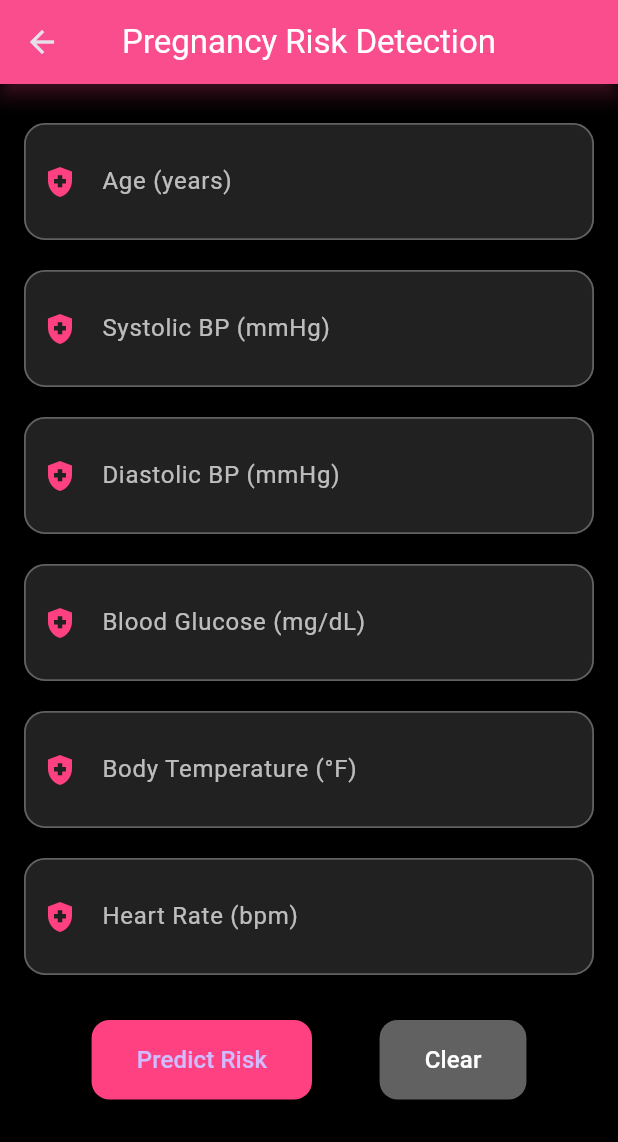
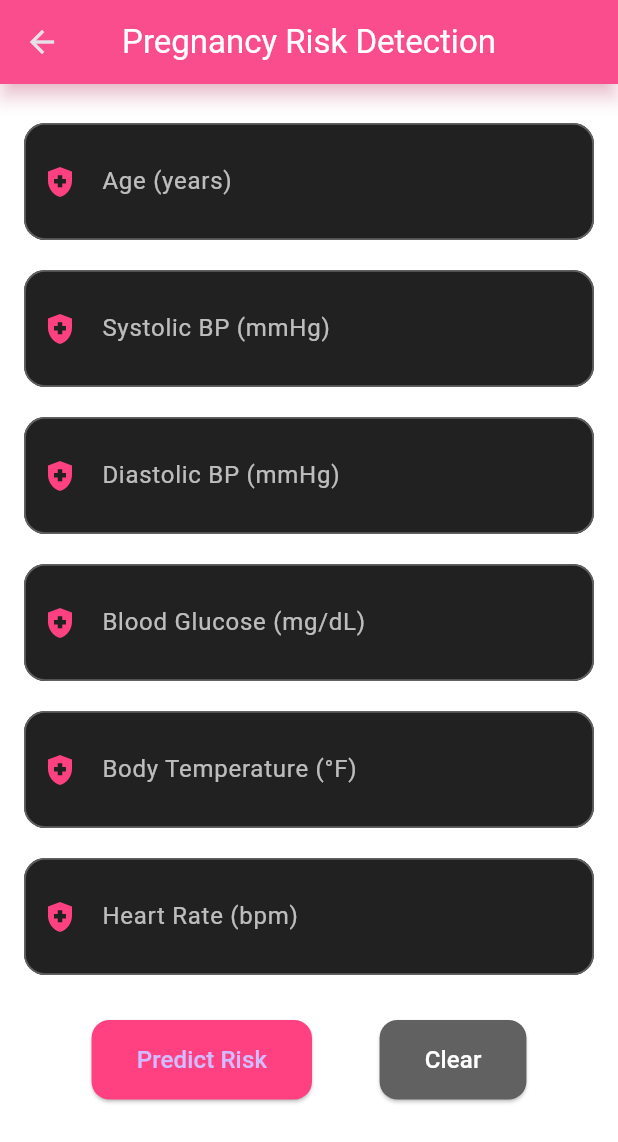
Before and after one commit to Vaibhav2154/Prenova-Prenatal-Pulse, a Flutter app: the PregnancyRiskScreen screen opened directly, after a tap on "Predict Risk", after a tap on "Clear", on a phone screen of 412 x 824 dp. Shown: the top 1142 px of the screen. Run offline on Flutter 3.47's test engine with Material 3 defaults, Android fonts, the phone set to English and light mode, and no system bars; our stand-ins replace cached_network_image, fl_chart, flutter_tts, google_fonts, image_picker, lucide_icons and 2 more; accounts and stored records are empty; network calls fail.

Commit message:
showcase 12am

```diff
--- a/client/lib/features/fetal_health/presentation/fetal_health.dart
+++ b/client/lib/features/fetal_health/presentation/fetal_health.dart
@@ -21,7 +21,7 @@ class _PostFetalHealthScreenState extends State<PostFetalHealthScreen> {
       _responseMessage = "";
     });
 
-    final url = Uri.parse('http://10.0.2.2:5000/predict');
+    final url = Uri.parse('http://localhost:5003/predict');
 
     try {
       final response = await http.post(
--- a/client/lib/features/kick_tracker/presentation/kick_tracker.dart
+++ b/client/lib/features/kick_tracker/presentation/kick_tracker.dart
@@ -1,5 +1,6 @@
 import 'package:flutter/material.dart';
 import 'package:fl_chart/fl_chart.dart';
+import 'package:prenova/core/theme/app_pallete.dart';
 import 'dart:async';
 import 'package:supabase_flutter/supabase_flutter.dart';
 
@@ -187,6 +188,7 @@ class _KickTrackerScreenState extends State<KickTrackerScreen>
             bottomTitles: AxisTitles(sideTitles: _bottomTitles),
             leftTitles: AxisTitles(sideTitles: _leftTitles),
           ),
+          backgroundColor: AppPallete.textColor,
           gridData: const FlGridData(show: true),
           borderData: FlBorderData(show: false),
           lineBarsData: [
--- a/client/lib/features/pregnancy_risk/presentation/pregnancy_risk.dart
+++ b/client/lib/features/pregnancy_risk/presentation/pregnancy_risk.dart
@@ -1,6 +1,7 @@
 import 'package:flutter/material.dart';
 import 'package:http/http.dart' as http;
 import 'dart:convert';
+import 'package:prenova/features/auth/auth_service.dart';
 
 class PregnancyRiskScreen extends StatefulWidget {
   @override
@@ -14,6 +15,7 @@ class _PregnancyRiskScreenState extends State<PregnancyRiskScreen> {
   final TextEditingController bloodGlucoseController = TextEditingController();
   final TextEditingController bodyTempController = TextEditingController();
   final TextEditingController heartRateController = TextEditingController();
+  final AuthService _authService = AuthService();
 
   String _prediction = "";
   bool _isLoading = false;
@@ -24,11 +26,13 @@ class _PregnancyRiskScreenState extends State<PregnancyRiskScreen> {
       _prediction = "";
     });
 
-    final url = Uri.parse('http://10.0.2.2:5003/predict_maternal');
+    final url = Uri.parse('http://localhost:5003/predict_maternal');
     try {
+      final session = _authService.currentSession;
+      final token = session?.accessToken;
       final response = await http.post(
         url,
-        headers: {'Content-Type': 'application/json'},
+        headers: {"Content-Type": "application/json",'Authorization':'Bearer $token'},
         body: jsonEncode({
           "age": double.tryParse(ageController.text) ?? 0.0,
           "systolic_bp": double.tryParse(systolicBPController.text) ?? 0.0,
@@ -171,7 +175,7 @@ class _PregnancyRiskScreenState extends State<PregnancyRiskScreen> {
           ],
         ),
       ),
-      backgroundColor: Colors.black, // Keeping the dark theme
+      backgroundColor: Colors.white, // Keeping the dark theme
     );
   }
 }
```
Also changed, not shown: client/lib/features/pregnancy_diet_screen/pregnancy_diet_screen.dart (+7 -2 lines), 7 other files.
